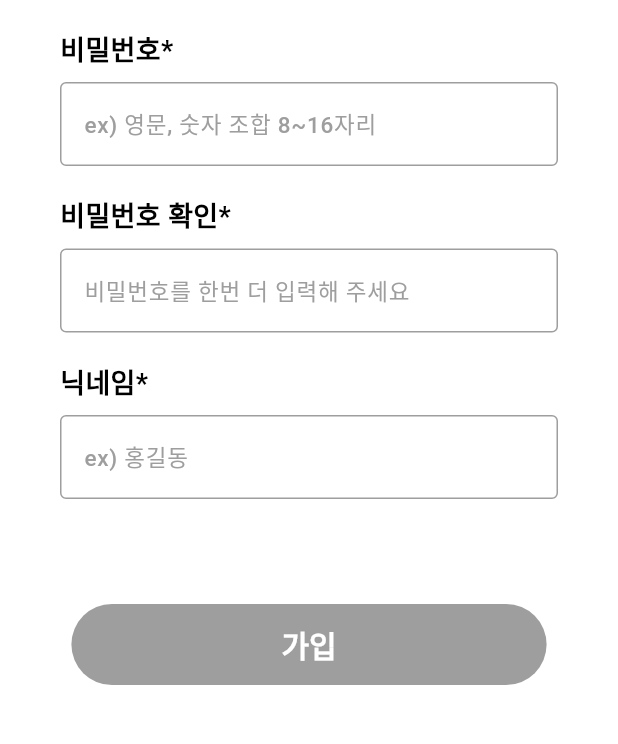
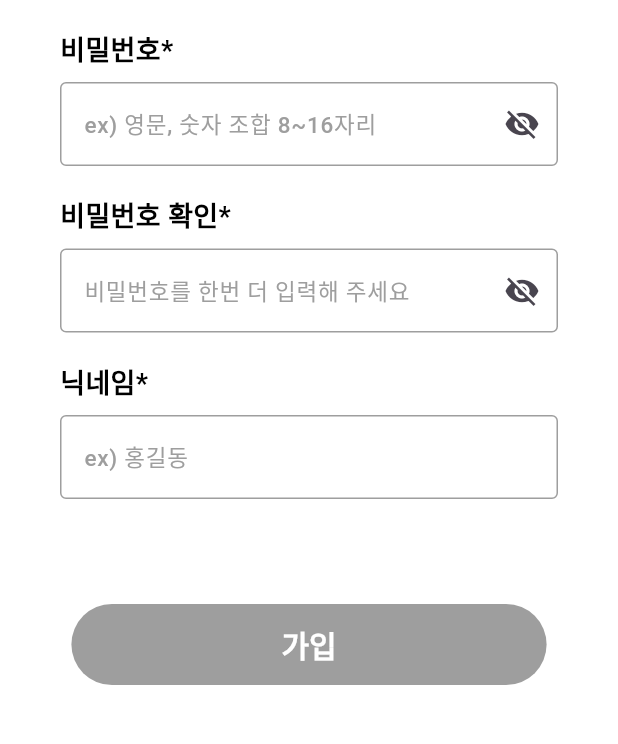
Before and after one commit to Parkseojin2001/Care_AI, a Flutter app: the screen it shows after launch, after a tap on "지금 바로 회원가입 >", on a phone screen of 412 x 824 dp, the part 281-1025 px from its top. Run offline on Flutter 3.47's test engine with Material 3 defaults, Android fonts, the phone set to English and light mode, and no system bars.

```diff
--- a/frontend/lib/screens/join_screen.dart
+++ b/frontend/lib/screens/join_screen.dart
@@ -1,6 +1,9 @@
+import 'dart:convert';
+
 import 'package:flutter/material.dart';
 import 'package:frontend/screens/login_screen.dart';
 import 'package:frontend/widgets/join_widget.dart';
+import 'package:frontend/services/auth_service.dart';
 
 class JoinScreen extends StatefulWidget {
   const JoinScreen({super.key});
@@ -10,6 +13,77 @@ class JoinScreen extends StatefulWidget {
 }
 
 class _JoinScreenState extends State<JoinScreen> {
+  final TextEditingController _idController = TextEditingController();
+  final TextEditingController _passwordController = TextEditingController();
+  final TextEditingController _passwordConfirmController =
+      TextEditingController();
+  final TextEditingController _nicknameController = TextEditingController();
+
+  Future<void> _register() async {
+    final id = _idController.text;
+    final password = _passwordController.text;
+    final passwordConfirm = _passwordConfirmController.text;
+    final nickname = _nicknameController.text;
+
+    // 유효성 검사
+    if (id.isEmpty ||
+        password.isEmpty ||
+        passwordConfirm.isEmpty ||
+        nickname.isEmpty) {
+      _showErrorDialog('모든 필드를 채워주세요.');
+      return;
+    }
+
+    if (password != passwordConfirm) {
+      _showErrorDialog('비밀번호가 일치하지 않습니다.');
+      return;
+    }
+
+    try {
+      final response = await AuthService.register(
+        id: id,
+        password: password,
+        nickname: nickname,
+      );
+
+      if (!mounted) return;
+
+      if (response.statusCode == 201) {
+        //회원가입 성공
+        Navigator.push(
+          context,
+          MaterialPageRoute(
+            builder: (context) => const LoginScreen(),
+          ),
+        );
+      } else {
+        // 서버에서 응답 실패
+        final errorMessage = jsonDecode(response.body)['error'] ?? '회원가입 실패';
+        _showErrorDialog(errorMessage);
+      }
+    } catch (e) {
+      _showErrorDialog('회원가입 요청 중 오류가 발생했습니다.');
+    }
+  }
+
+  void _showErrorDialog(String message) {
+    showDialog(
+      context: context,
+      builder: (context) => AlertDialog(
+        title: const Text('오류'),
+        content: Text(message),
+        actions: [
+          TextButton(
+            onPressed: () {
+              Navigator.of(context).pop();
+            },
+            child: const Text('확인'),
+          ),
+        ],
+      ),
+    );
+  }
+
   @override
   Widget build(BuildContext context) {
     return Scaffold(
@@ -46,22 +120,30 @@ class _JoinScreenState extends State<JoinScreen> {
                   child: Column(
                     mainAxisAlignment: MainAxisAlignment.center,
                     children: [
-                      const JoinWidget(
+                      JoinWidget(
                         title: "아이디*",
                         example: "ex)careai",
                         isPassword: false,
+                        controller: _idController,
                       ),
-                      const JoinWidget(
+                      JoinWidget(
                         title: "비밀번호*",
                         example: "ex) 영문, 숫자 조합 8~16자리",
                         isPassword: true,
+                        controller: _passwordController,
                       ),
-                      const JoinWidget(
-                          title: "비밀번호 확인*",
-                          example: "비밀번호를 한번 더 입력해 주세요",
-                          isPassword: true),
-                      const JoinWidget(
-                          title: "닉네임*", example: "ex) 홍길동", isPassword: false),
+                      JoinWidget(
+                        title: "비밀번호 확인*",
+                        example: "비밀번호를 한번 더 입력해 주세요",
+                        isPassword: true,
+                        controller: _passwordConfirmController,
+                      ),
+                      JoinWidget(
+                        title: "닉네임*",
+                        example: "ex) 홍길동",
+                        isPassword: false,
+                        controller: _nicknameController,
+                      ),
                       const SizedBox(
                         height: 50,
                       ),
@@ -77,14 +159,7 @@ class _JoinScreenState extends State<JoinScreen> {
                           ),
                           backgroundColor: Colors.grey,
                         ),
-                        onPressed: () {
-                          Navigator.push(
-                            context,
-                            MaterialPageRoute(
-                              builder: (context) => const LoginScreen(),
-                            ),
-                          );
-                        },
+                        onPressed: _register,
                         child: const Text("가입"),
                       ),
                     ],
--- a/frontend/lib/services/auth_service.dart
+++ b/frontend/lib/services/auth_service.dart
@@ -19,4 +19,22 @@ class AuthService {
       ),
     );
   }
+
+  static Future<http.Response> register({
+    required String id,
+    required String password,
+    required String nickname,
+  }) async {
+    return await http.post(
+      Uri.parse('http://your-django-backend/api/register/'), // backend url로 교체
+      headers: <String, String>{
+        'Content-Type': 'application/json; charset = UTF-8',
+      },
+      body: jsonEncode(<String, String>{
+        'id': id,
+        'password': password,
+        'nickname': nickname,
+      }),
+    );
+  }
 }
--- a/frontend/lib/widgets/join_widget.dart
+++ b/frontend/lib/widgets/join_widget.dart
@@ -1,15 +1,24 @@
 import 'package:flutter/material.dart';
 
-class JoinWidget extends StatelessWidget {
+class JoinWidget extends StatefulWidget {
   final String title, example;
   final bool isPassword;
+  final TextEditingController controller;
 
   const JoinWidget({
     super.key,
     required this.title,
     required this.example,
     required this.isPassword,
+    required this.controller,
   });
+
+  @override
+  State<JoinWidget> createState() => _JoinWidgetState();
+}
+
+class _JoinWidgetState extends State<JoinWidget> {
+  bool _obscureText = true;
 
   @override
   Widget build(BuildContext context) {
@@ -19,7 +28,7 @@ class JoinWidget extends StatelessWidget {
           crossAxisAlignment: CrossAxisAlignment.start,
           children: [
             Text(
-              title,
+              widget.title,
               style: const TextStyle(
                   color: Colors.black,
                   fontSize: 18,
@@ -30,6 +39,7 @@ class JoinWidget extends StatelessWidget {
             ),
             SizedBox(
               child: TextField(
+                controller: widget.controller,
                 decoration: InputDecoration(
                   enabledBorder: const OutlineInputBorder(
                     borderSide: BorderSide(
@@ -37,11 +47,27 @@ class JoinWidget extends StatelessWidget {
                       width: 1,
                     ),
                   ),
-                  labelText: example,
+                  labelText: widget.example,
                   floatingLabelBehavior: FloatingLabelBehavior.never,
+                  suffixIcon: widget.isPassword
+                      ? IconButton(
+                          icon: Icon(
+                            _obscureText
+                                ? Icons.visibility_off
+                                : Icons.visibility,
+                          ),
+                          onPressed: () {
+                            setState(
+                              () {
+                                _obscureText = !_obscureText;
+                              },
+                            );
+                          },
+                        )
+                      : null,
                 ),
                 keyboardType: TextInputType.text,
-                obscureText: isPassword,
+                obscureText: widget.isPassword ? _obscureText : false,
               ),
             ),
           ],
--- a/frontend/lib/widgets/login_widget.dart
+++ b/frontend/lib/widgets/login_widget.dart
@@ -1,25 +1,48 @@
 import 'package:flutter/material.dart';
 
-class LoginWidget extends StatelessWidget {
+class LoginWidget extends StatefulWidget {
   final String label;
   final TextEditingController controller;
+  final bool isPassword;
 
-  LoginWidget({
+  const LoginWidget({
     super.key,
     required this.label,
     required this.controller,
+    required this.isPassword,
   });
 
+  @override
+  State<LoginWidget> createState() => _LoginWidgetState();
+}
+
+class _LoginWidgetState extends State<LoginWidget> {
   final inputValue = TextEditingController();
+  bool _obscureText = false;
 
   @override
   Widget build(BuildContext context) {
     return TextField(
-      controller: controller,
+      controller: widget.controller,
       decoration: InputDecoration(
-        labelText: label,
+        labelText: widget.label,
+        suffixIcon: widget.isPassword
+            ? IconButton(
+                icon: Icon(
+                  _obscureText ? Icons.visibility_off : Icons.visibility,
+                ),
+                onPressed: () {
+                  setState(
+                    () {
+                      _obscureText = !_obscureText;
+                    },
+                  );
+                },
+              )
+            : null,
       ),
       keyboardType: TextInputType.text,
+      obscureText: widget.isPassword ? _obscureText : false,
       style: const TextStyle(
         fontSize: 16,
         fontWeight: FontWeight.w600,
```
Also changed, not shown: frontend/lib/screens/login_screen.dart (+27 -1 lines).
